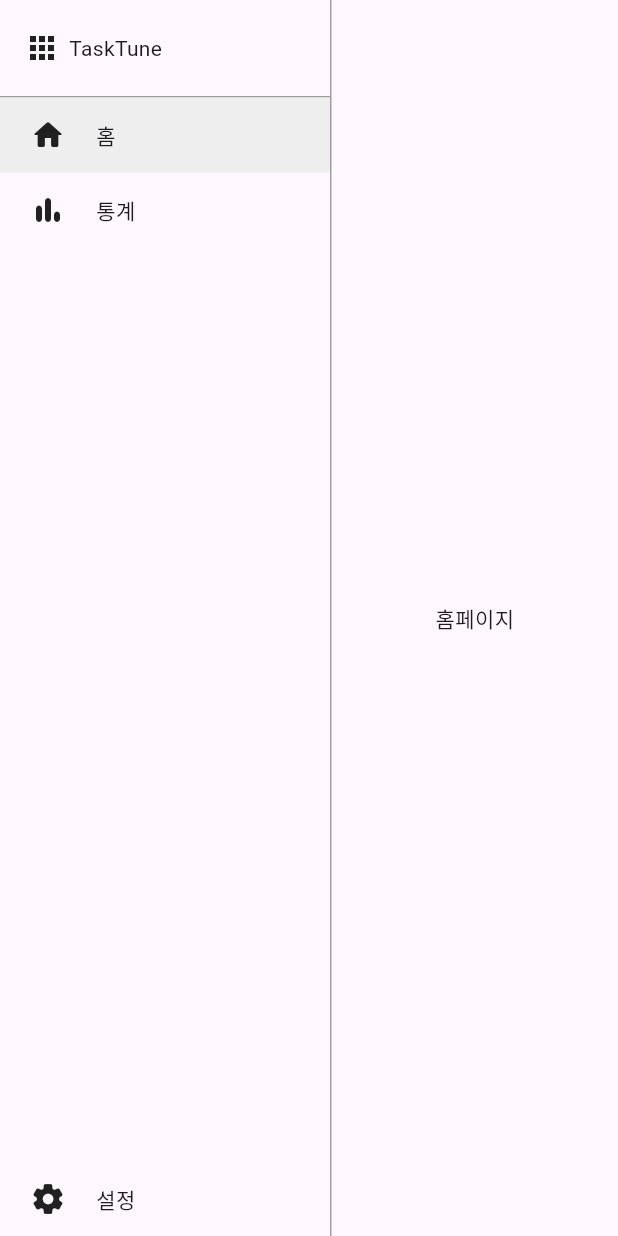
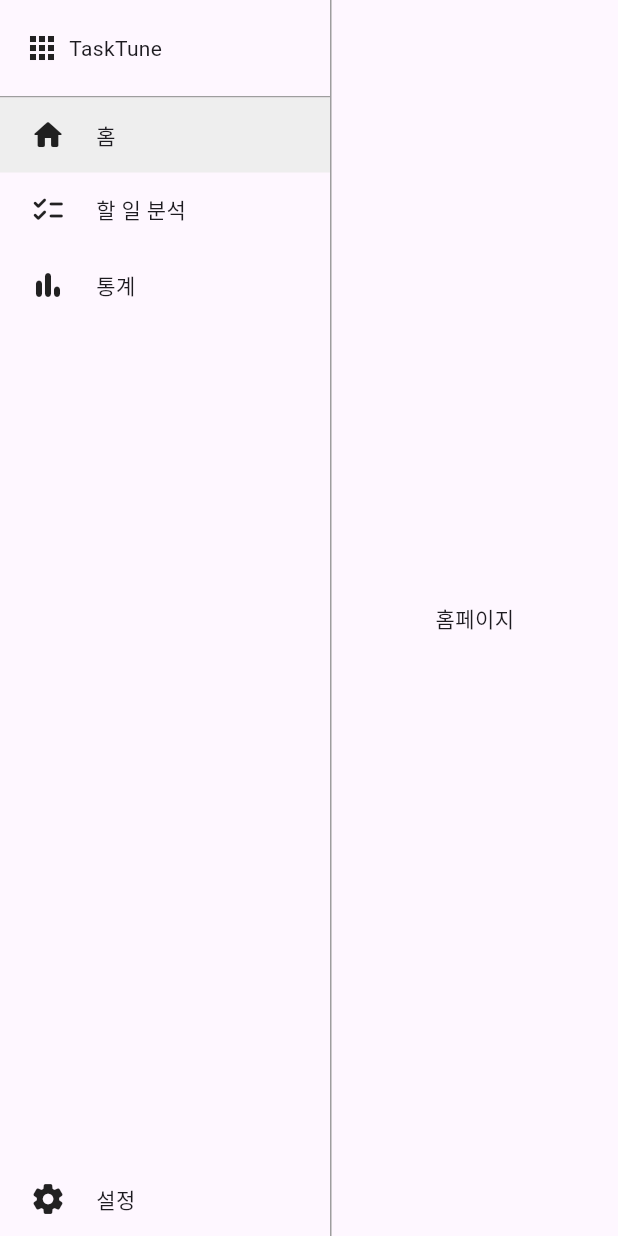
Before and after one commit to jiwoo590162-lang/TaskTune, a Flutter app: the screen it shows after launch, on a phone screen of 412 x 824 dp. Run offline on Flutter 3.47's test engine with Material 3 defaults, Android fonts, the phone set to English and light mode, and no system bars.

Commit message:
feat: 할 일 분석 페이지 추가

```diff
--- a/lib/main.dart
+++ b/lib/main.dart
@@ -1,5 +1,6 @@
 import 'package:flutter/material.dart';
 import 'package:tasktune/screens/home_page.dart';
+import 'package:tasktune/screens/analyze_page.dart';
 import 'package:tasktune/screens/settings_page.dart';
 import 'package:tasktune/screens/stats_page.dart';
 
@@ -23,7 +24,7 @@ class _AppState extends State<App> {
       home: Scaffold(
         body: Row(
           children: [
-            // 사이드바
+            // --- 사이드바 ---
             SizedBox(
               width: 220,
               child: Column(
@@ -56,10 +57,16 @@ class _AppState extends State<App> {
                               onTap: () => setState(() => selected = 0),
                             ),
                             MenuItem(
+                              icon: Icons.checklist_rounded,
+                              label: '할 일 분석',
+                              selected: selected == 1,
+                              onTap: () => setState(() => selected = 1),
+                            ),
+                            MenuItem(
                               icon: Icons.bar_chart_rounded,
                               label: '통계',
-                              selected: selected == 1,
-                              onTap: () => setState(() => selected = 1),
+                              selected: selected == 2,
+                              onTap: () => setState(() => selected = 2),
                             ),
                           ],
                         ),
@@ -69,8 +76,8 @@ class _AppState extends State<App> {
                             MenuItem(
                               icon: Icons.settings_rounded,
                               label: '설정',
-                              selected: selected == 2,
-                              onTap: () => setState(() => selected = 2),
+                              selected: selected == 3,
+                              onTap: () => setState(() => selected = 3),
                             ),
                           ],
                         ),
@@ -80,16 +87,18 @@ class _AppState extends State<App> {
                 ],
               ),
             ),
+            // --- 구분선 ---
             Container(
               width: 1,
               color: Colors.grey,
             ),
-            // 메인 화면
+            // --- 메인 화면 ---
             Expanded(
               child: IndexedStack(
                 index: selected,
                 children: [
                   const HomePage(),
+                  const AnalyzePage(),
                   const StatsPage(),
                   const SettingsPage(),
                 ],
@@ -102,6 +111,7 @@ class _AppState extends State<App> {
   }
 }
 
+// ------- 메뉴 아이템 -------
 class MenuItem extends StatelessWidget {
   final IconData icon;
   final String label;
```
Also changed, not shown: lib/screens/analyze_page.dart (added, +12 -0 lines).
